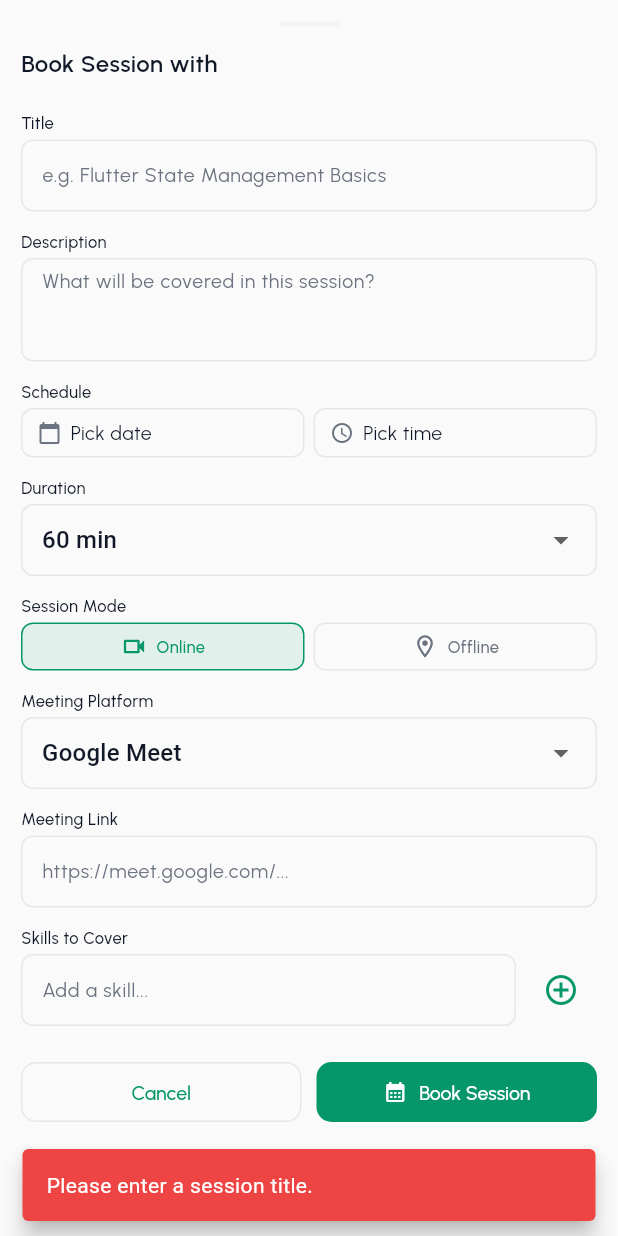
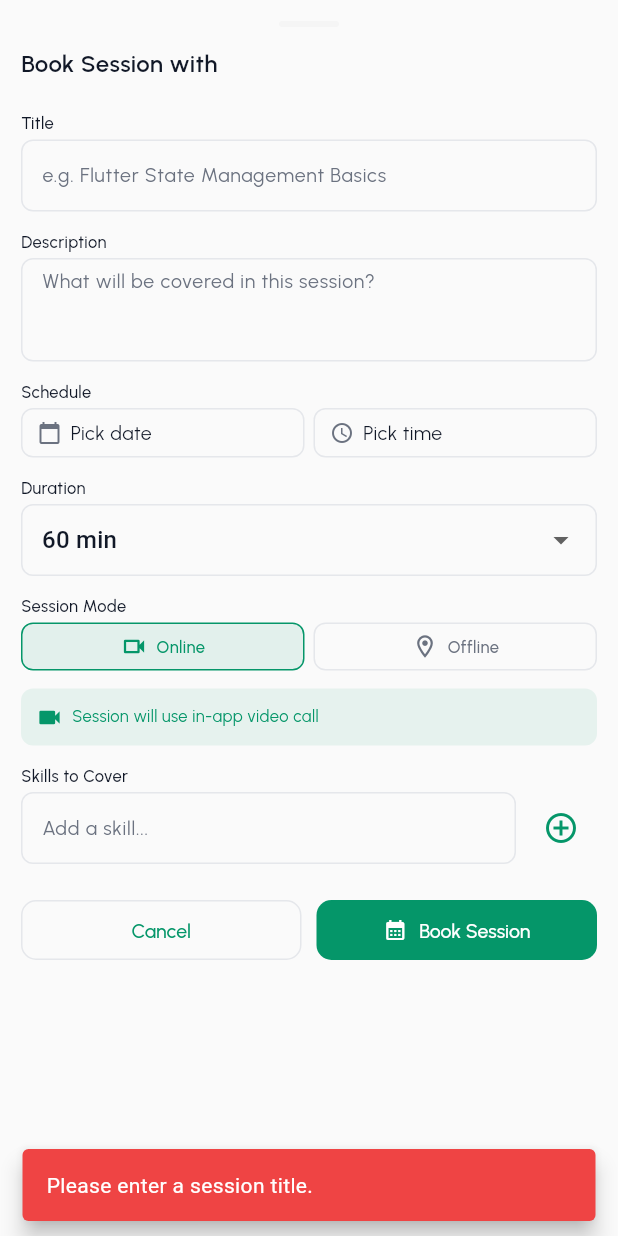
Before and after one commit to Pushparaj13811/flutter, a Flutter app: the SessionBookingSheet widget shown alone on an empty page, opened directly with empty values, after a tap on "Book Session", on a phone screen of 412 x 824 dp. Run offline on Flutter 3.47's test engine with Material 3 defaults, Android fonts, the phone set to English and light mode, and no system bars; our stand-ins replace cached_network_image, chewie, cloud_firestore, connectivity_plus, firebase_auth, firebase_core and 13 more; missing offline and left inert: agora_rtc_engine; accounts and stored records are empty.

Commit message:
fix: remove meeting platform dropdown for online sessions, use in-app call
Online sessions now automatically use in-app video call instead of
asking for platform/link selection.

Co-Authored-By: Claude Opus 4.6 (1M context) <noreply@anthropic.com>

```diff
--- a/lib/features/sessions/widgets/session_booking_sheet.dart
+++ b/lib/features/sessions/widgets/session_booking_sheet.dart
@@ -28,7 +28,6 @@ class SessionBookingSheet extends ConsumerStatefulWidget {
 class _SessionBookingSheetState extends ConsumerState<SessionBookingSheet> {
   final _titleController = TextEditingController();
   final _descriptionController = TextEditingController();
-  final _meetingLinkController = TextEditingController();
   final _locationController = TextEditingController();
   final _skillController = TextEditingController();
 
@@ -36,25 +35,15 @@ class _SessionBookingSheetState extends ConsumerState<SessionBookingSheet> {
   TimeOfDay? _scheduledTime;
   int _duration = 60;
   String _sessionMode = 'online';
-  String _meetingPlatform = 'Google Meet';
   final List<String> _skillsToCover = [];
   bool _isBooking = false;
 
   static const _durationOptions = [30, 60, 90, 120, 180];
 
-  static const _platformOptions = [
-    'Google Meet',
-    'Zoom',
-    'Teams',
-    'Skype',
-    'Discord',
-  ];
-
   @override
   void dispose() {
     _titleController.dispose();
     _descriptionController.dispose();
-    _meetingLinkController.dispose();
     _locationController.dispose();
     _skillController.dispose();
     super.dispose();
@@ -133,12 +122,8 @@ class _SessionBookingSheetState extends ConsumerState<SessionBookingSheet> {
       scheduledAt: scheduledAt.toIso8601String(),
       duration: _duration,
       sessionMode: _sessionMode,
-      meetingPlatform: _sessionMode == 'online' ? _meetingPlatform : null,
-      meetingLink: _sessionMode == 'online'
-          ? _meetingLinkController.text.trim().isEmpty
-              ? null
-              : _meetingLinkController.text.trim()
-          : null,
+      meetingPlatform: _sessionMode == 'online' ? 'In-App Call' : null,
+      meetingLink: null,
       location: _sessionMode == 'offline'
           ? _locationController.text.trim().isEmpty
               ? null
@@ -334,50 +319,28 @@ class _SessionBookingSheetState extends ConsumerState<SessionBookingSheet> {
             ),
             const SizedBox(height: AppSpacing.inputGap),
 
-            // ── Online fields ──
+            // ── Online info ──
             if (isOnline) ...[
-              Text(
-                'Meeting Platform',
-                style: AppTextStyles.labelMedium.copyWith(
-                  color: context.colors.foreground,
+              Container(
+                padding: const EdgeInsets.all(AppSpacing.md),
+                decoration: BoxDecoration(
+                  color: context.colors.primary.withValues(alpha: 0.08),
+                  borderRadius: BorderRadius.circular(AppRadius.input),
                 ),
-              ),
-              const SizedBox(height: AppSpacing.xs),
-              DropdownButtonFormField<String>(
-                initialValue: _meetingPlatform,
-                decoration: InputDecoration(
-                  border: OutlineInputBorder(
-                    borderRadius: BorderRadius.circular(AppRadius.input),
-                    borderSide: BorderSide(color: context.colors.input),
-                  ),
-                  contentPadding: const EdgeInsets.symmetric(
-                    horizontal: AppSpacing.md,
-                    vertical: AppSpacing.sm,
-                  ),
+                child: Row(
+                  children: [
+                    Icon(Icons.videocam, size: 18, color: context.colors.primary),
+                    const SizedBox(width: AppSpacing.sm),
+                    Expanded(
+                      child: Text(
+                        'Session will use in-app video call',
+                        style: AppTextStyles.bodySmall.copyWith(
+                          color: context.colors.primary,
+                        ),
+                      ),
+                    ),
+                  ],
                 ),
-                items: _platformOptions
-                    .map(
-                      (p) => DropdownMenuItem(
-                        value: p,
-                        child: Text(p),
-                      ),
-                    )
-                    .toList(),
-                onChanged: _isBooking
-                    ? null
-                    : (value) {
-                        if (value != null) {
-                          setState(() => _meetingPlatform = value);
-                        }
-                      },
-              ),
-              const SizedBox(height: AppSpacing.inputGap),
-              AppTextField(
-                label: 'Meeting Link',
-                hint: 'https://meet.google.com/...',
-                controller: _meetingLinkController,
-                keyboardType: TextInputType.url,
-                enabled: !_isBooking,
               ),
               const SizedBox(height: AppSpacing.inputGap),
             ],
```
